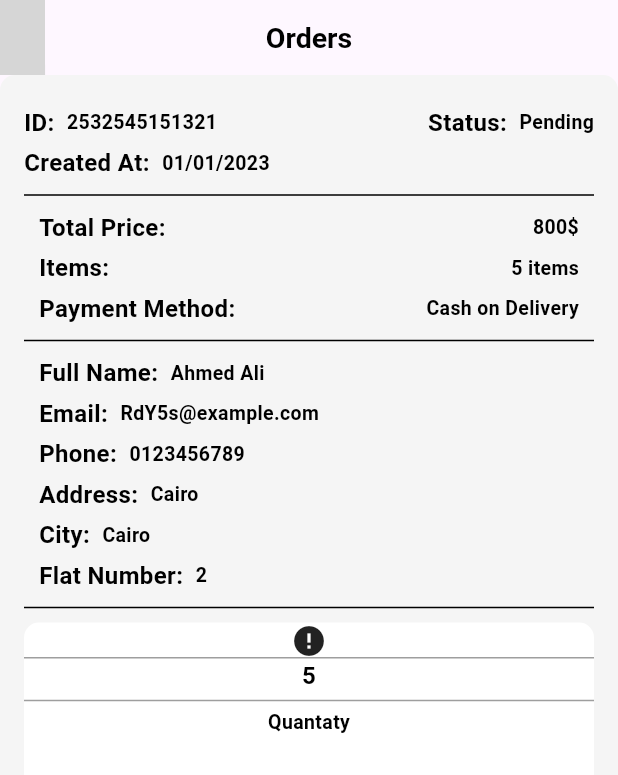
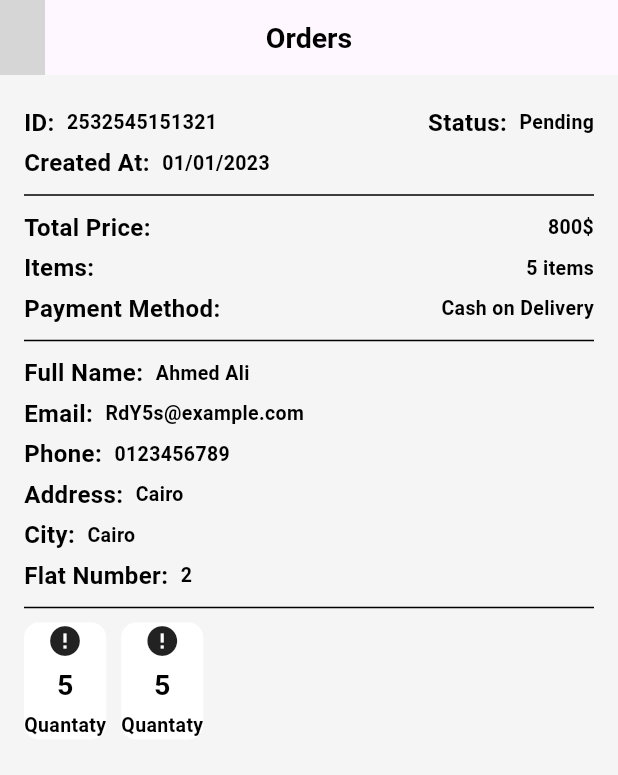
Before and after one commit to Ziad-Gamal12/FruitHub_DashBoard, a Flutter app: the Ordersview screen opened by its route, on a phone screen of 412 x 824 dp. Shown: the top 775 px of the screen. Run offline on Flutter 3.47's test engine with Material 3 defaults, Android fonts, the light colour scheme and no system bars; drawn by our look-alikes of cached_network_image; our stand-ins replace awesome_dialog, bloc, cloud_firestore, dartz, firebase_core, firebase_storage and 7 more; missing offline and left inert: expansion_widget, svg_flutter; accounts and stored records are empty; network calls fail; project files that could hold a hidden picture were left out; grey boxes are pictures that could not be loaded.

Commit message:
Order Item UI design Imrpoved

```diff
--- /dev/null
+++ b/devtools_options.yaml
@@ -0,0 +1,3 @@
+description: This file stores settings for Dart & Flutter DevTools.
+documentation: https://docs.flutter.dev/tools/devtools/extensions#configure-extension-enablement-states
+extensions:
--- a/lib/Core/widgets/CustomExpansionWidget.dart
+++ b/lib/Core/widgets/CustomExpansionWidget.dart
@@ -2,11 +2,16 @@ import 'package:expansion_widget/expansion_widget.dart';
 import 'package:flutter/material.dart';
 import 'package:fruits_hub_dashboard/Core/Utils/textStyles.dart';
 
+// ignore: must_be_immutable
 class Customexpansionwidget extends StatelessWidget {
-  const Customexpansionwidget(
-      {super.key, required this.child, required this.title});
+  Customexpansionwidget(
+      {super.key,
+      required this.child,
+      required this.title,
+      this.leadingWidget});
   final Widget child;
   final String title;
+  Widget? leadingWidget;
   @override
   Widget build(BuildContext context) {
     return ExpansionWidget(
@@ -14,29 +19,30 @@ class Customexpansionwidget extends StatelessWidget {
       titleBuilder: (animationValue, easeInValue, isExpanded, toggleFunction) {
         return InkWell(
           onTap: () => toggleFunction(animated: true),
-          child: Row(
-            children: [
-              Text(
+          child: Container(
+            height: 60,
+            decoration: BoxDecoration(
+                color: Colors.grey.shade100,
+                borderRadius: BorderRadius.circular(8)),
+            child: ListTile(
+              title: Text(
                 title,
                 style: textStyles.textstyle19.copyWith(
                   color: Colors.black,
                 ),
               ),
-              const Spacer(),
-              Transform.rotate(
+              trailing: Transform.rotate(
                   angle: easeInValue * 3.14,
                   child: const Icon(
                     Icons.keyboard_arrow_down,
                     color: Colors.black,
-                  ))
-            ],
+                  )),
+              leading: leadingWidget,
+            ),
           ),
         );
       },
-      content: Padding(
-        padding: const EdgeInsets.symmetric(horizontal: 10),
-        child: child,
-      ),
+      content: child,
     );
   }
 }
--- a/lib/Features/orders/presentation/views/widgets/CustomOrderItemOrderDetails.dart
+++ b/lib/Features/orders/presentation/views/widgets/CustomOrderItemOrderDetails.dart
@@ -1,4 +1,5 @@
 import 'package:flutter/material.dart';
+import 'package:font_awesome_flutter/font_awesome_flutter.dart';
 import 'package:fruits_hub_dashboard/Core/widgets/CustomExpansionWidget.dart';
 import 'package:fruits_hub_dashboard/Core/widgets/rowInfo.dart';
 
@@ -11,6 +12,10 @@ class CustomOrderItemOrderDetails extends StatelessWidget {
   Widget build(BuildContext context) {
     return Customexpansionwidget(
       title: "Order Details",
+      leadingWidget: const Icon(
+        FontAwesomeIcons.receipt,
+        color: Colors.green,
+      ),
       child: Column(
         children: [
           Rowinfo(
--- a/lib/Features/orders/presentation/views/widgets/CustomOrderItemOrderFruitItem.dart
+++ b/lib/Features/orders/presentation/views/widgets/CustomOrderItemOrderFruitItem.dart
@@ -10,9 +10,7 @@ class CustomOrderIteFruitItem extends StatelessWidget {
 
   @override
   Widget build(BuildContext context) {
-    return AspectRatio(
-      aspectRatio: 2 / 3,
-      child: Container(
+    return Container(
       decoration: BoxDecoration(
         color: Colors.white,
         borderRadius: BorderRadius.circular(10),
@@ -25,16 +23,16 @@ class CustomOrderIteFruitItem extends StatelessWidget {
             errorWidget: (context, url, error) => const Icon(Icons.error),
           ),
           const Divider(
-              height: 0,
-              color: Colors.grey,
+            height: 4,
+            color: Colors.black,
           ),
           Text(
             quantaty,
-              style: textStyles.textstyle16.copyWith(color: Colors.black),
+            style: textStyles.textstyle19.copyWith(color: Colors.black),
           ),
           const Divider(
-              height: 10,
-              color: Colors.grey,
+            height: 4,
+            color: Colors.black,
           ),
           Text(
             "Quantaty",
@@ -42,7 +40,6 @@ class CustomOrderIteFruitItem extends StatelessWidget {
           ),
         ],
       ),
-      ),
     );
   }
 }
--- a/lib/Features/orders/presentation/views/widgets/CustomOrderItemOrderFruitsItems.dart
+++ b/lib/Features/orders/presentation/views/widgets/CustomOrderItemOrderFruitsItems.dart
@@ -6,12 +6,22 @@ class Customorderitemorderfruitsitems extends StatelessWidget {
 
   @override
   Widget build(BuildContext context) {
-    return const Wrap(spacing: 10, runSpacing: 10, children: [
-      CustomOrderIteFruitItem(
-        imageUrl:
-            "https://firebasestorage.googleapis.com/v0/b/fruithub-973f6.appspot.com/o/bestSellerItem_test2.png?alt=media&token=e46ab999-ce2f-46be-ab4a-6f50671db7af",
-        quantaty: "5",
-      )
-    ]);
+    return const IntrinsicHeight(
+      child: Row(mainAxisAlignment: MainAxisAlignment.start, children: [
+        CustomOrderIteFruitItem(
+          imageUrl:
+              "https://firebasestorage.googleapis.com/v0/b/fruithub-973f6.appspot.com/o/bestSellerItem_test2.png?alt=media&token=e46ab999-ce2f-46be-ab4a-6f50671db7af",
+          quantaty: "5",
+        ),
+        SizedBox(
+          width: 10,
+        ),
+        CustomOrderIteFruitItem(
+          imageUrl:
+              "https://firebasestorage.googleapis.com/v0/b/fruithub-973f6.appspot.com/o/bestSellerItem_test2.png?alt=media&token=e46ab999-ce2f-46be-ab4a-6f50671db7af",
+          quantaty: "5",
+        )
+      ]),
+    );
   }
 }
--- a/lib/Features/orders/presentation/views/widgets/CustomOrderItemOrderShipping.dart
+++ b/lib/Features/orders/presentation/views/widgets/CustomOrderItemOrderShipping.dart
@@ -1,4 +1,5 @@
 import 'package:flutter/material.dart';
+import 'package:font_awesome_flutter/font_awesome_flutter.dart';
 import 'package:fruits_hub_dashboard/Core/widgets/CustomExpansionWidget.dart';
 import 'package:fruits_hub_dashboard/Core/widgets/rowInfo.dart';
 
@@ -9,6 +10,10 @@ class CustomOrderItemOrderShipping extends StatelessWidget {
   Widget build(BuildContext context) {
     return Customexpansionwidget(
         title: "Shipping",
+        leadingWidget: const Icon(
+          FontAwesomeIcons.truckFast,
+          color: Colors.green,
+        ),
         child: Column(children: [
           Rowinfo(
             title: "Full Name",
--- /dev/null
+++ b/lib/Features/orders/presentation/views/widgets/OrderListViewOrderItem.dart
@@ -0,0 +1,45 @@
+import 'package:flutter/material.dart';
+import 'package:fruits_hub_dashboard/Core/widgets/CustomExpansionWidget.dart';
+import 'package:fruits_hub_dashboard/Features/orders/presentation/views/widgets/CustomOrderItemOrderDetails.dart';
+import 'package:fruits_hub_dashboard/Features/orders/presentation/views/widgets/CustomOrderItemOrderFruitsItems.dart';
+import 'package:fruits_hub_dashboard/Features/orders/presentation/views/widgets/CustomOrderItemOrderShipping.dart';
+import 'package:fruits_hub_dashboard/Features/orders/presentation/views/widgets/OrderItemOrderInfo.dart';
+
+class OrderListViewOrderItem extends StatelessWidget {
+  const OrderListViewOrderItem({
+    super.key,
+  });
+
+  @override
+  Widget build(BuildContext context) {
+    return Customexpansionwidget(
+      title: "Order #2532545151321",
+      child: Container(
+          padding: const EdgeInsets.symmetric(horizontal: 16, vertical: 20),
+          decoration: BoxDecoration(
+            color: Colors.grey.shade100,
+          ),
+          child: const Column(
+            crossAxisAlignment: CrossAxisAlignment.start,
+            children: [
+              OrderItemOrderInfo(),
+              Divider(
+                height: 20,
+                color: Colors.black,
+              ),
+              CustomOrderItemOrderDetails(),
+              Divider(
+                height: 20,
+                color: Colors.black,
+              ),
+              CustomOrderItemOrderShipping(),
+              Divider(
+                height: 20,
+                color: Colors.black,
+              ),
+              Customorderitemorderfruitsitems()
+            ],
+          )),
+    );
+  }
+}
--- a/lib/Features/orders/presentation/views/widgets/OrdersviewBody.dart
+++ b/lib/Features/orders/presentation/views/widgets/OrdersviewBody.dart
@@ -1,51 +1,11 @@
 import 'package:flutter/material.dart';
-import 'package:fruits_hub_dashboard/Features/orders/presentation/views/widgets/CustomOrderItemOrderDetails.dart';
-import 'package:fruits_hub_dashboard/Features/orders/presentation/views/widgets/CustomOrderItemOrderFruitsItems.dart';
-import 'package:fruits_hub_dashboard/Features/orders/presentation/views/widgets/CustomOrderItemOrderShipping.dart';
-import 'package:fruits_hub_dashboard/Features/orders/presentation/views/widgets/OrderItemOrderInfo.dart';
+import 'package:fruits_hub_dashboard/Features/orders/presentation/views/widgets/OrderListViewOrderItem.dart';
 
 class OrdersviewBody extends StatelessWidget {
   const OrdersviewBody({super.key});
 
   @override
   Widget build(BuildContext context) {
-    return Column(
-      children: [
-        SizedBox(
-          width: double.infinity,
-          height: 600,
-          child: AspectRatio(
-            aspectRatio: 16 / 9,
-            child: Container(
-                padding:
-                    const EdgeInsets.symmetric(horizontal: 16, vertical: 20),
-                decoration: BoxDecoration(
-                  color: Colors.grey.shade100,
-                  borderRadius: BorderRadius.circular(10),
-                ),
-                child: const Column(
-                  children: [
-                    OrderItemOrderInfo(),
-                    Divider(
-                      height: 20,
-                      color: Colors.black,
-                    ),
-                    CustomOrderItemOrderDetails(),
-                    Divider(
-                      height: 20,
-                      color: Colors.black,
-                    ),
-                    CustomOrderItemOrderShipping(),
-                    Divider(
-                      height: 20,
-                      color: Colors.black,
-                    ),
-                    Expanded(child: Customorderitemorderfruitsitems())
-                  ],
-                )),
-          ),
-        )
-      ],
-    );
+    return const OrderListViewOrderItem();
   }
 }
--- a/pubspec.yaml
+++ b/pubspec.yaml
@@ -41,6 +41,7 @@ dependencies:
     sdk: flutter
   flutter_bloc: ^8.1.6
   flutter_svg: ^2.0.10+1
+  font_awesome_flutter: ^10.8.0
   get_it: ^8.0.0
   icloud_storage: ^2.2.0
   image_picker: ^1.1.2
```
Also changed, not shown: pubspec.lock, 4 other files. Lines whose indentation alone changed are shown as unchanged.
